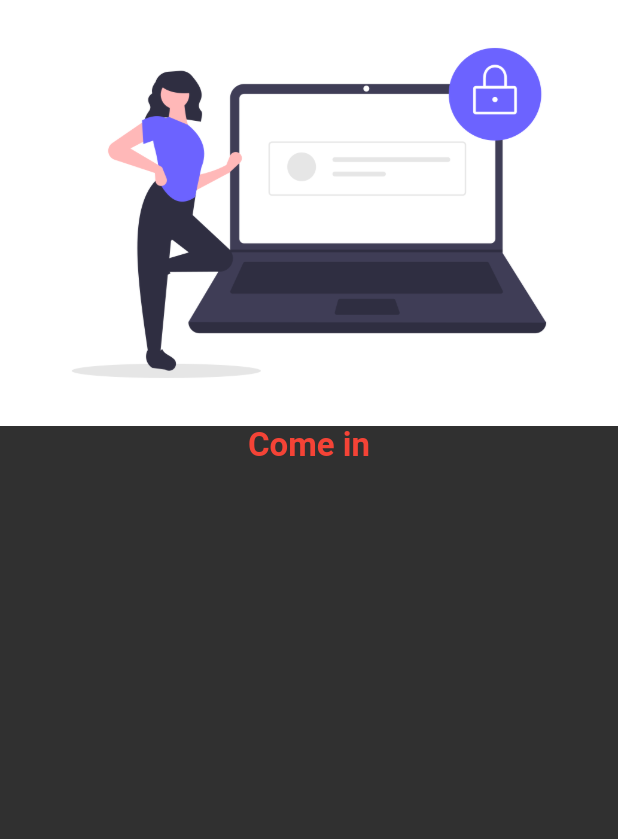
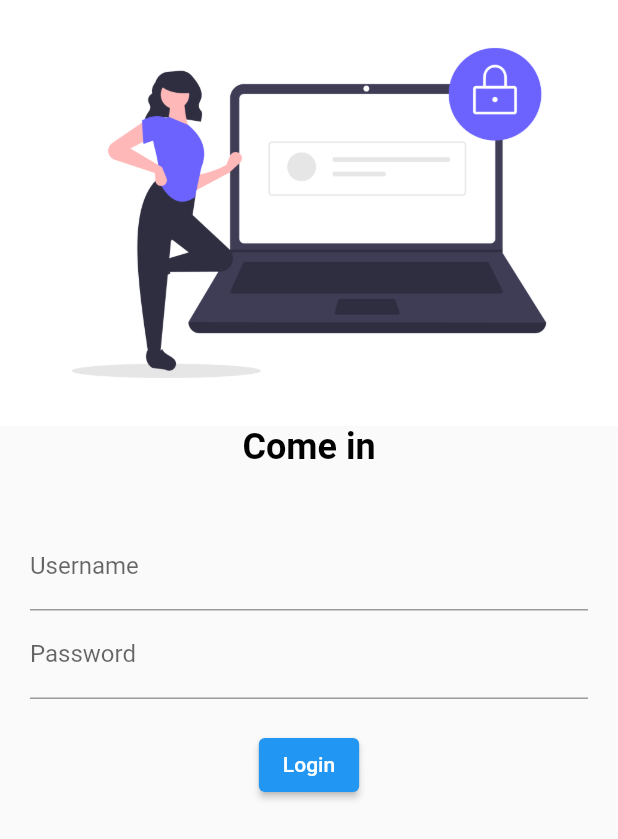
Before and after one commit to nikhlu07/flutter, a Flutter app: the screen it shows after launch, on a phone screen of 412 x 824 dp. Shown: the top 839 px of the screen. Run offline on Flutter 3.47's test engine with Material 2 defaults, Android fonts, the phone set to English and light mode, and no system bars; our stand-ins replace google_fonts.

Commit message:
flutter 3

```diff
--- a/lib/main.dart
+++ b/lib/main.dart
@@ -8,17 +8,17 @@ void main(){
 class MyApp extends StatelessWidget{
   @override
   Widget build(BuildContext context){
-
     return MaterialApp(
       // home:HomePage(),
-      theme: ThemeData(
-        primarySwatch: Colors.yellow,
-        fontFamily: GoogleFonts.lato().fontFamily,
-        ),
-      themeMode: ThemeMode.dark,
-      darkTheme:ThemeData(
-        brightness:Brightness.dark,
-      ),
+  //     theme: ThemeData(
+  //       primarySwatch: Colors.yellow,
+  //       fontFamily: GoogleFonts.ooohBaby().fontFamily,
+  // ),
+
+      // themeMode: ThemeMode.dark,
+      // darkTheme:ThemeData(
+      //   brightness:Brightness.dark,
+      // ),
       // initialRoute:"/home",
       routes: {
         "/": (context)=> LoginPage(),
--- a/lib/pages/home.dart
+++ b/lib/pages/home.dart
@@ -9,7 +9,7 @@ class HomePage extends StatelessWidget{
       ),
         body:Center(
           child:Container(
-            child: Text("My name is nikhil sharma = $days"),
+            child: Text("My name is nikhil sharma "),
           ),
         ),
         drawer:Drawer(),
--- a/lib/pages/login_page.dart
+++ b/lib/pages/login_page.dart
@@ -1,5 +1,7 @@
 // import 'dart:html';
+
 import 'package:flutter/material.dart';
+import 'package:google_fonts/google_fonts.dart';
 class LoginPage extends StatelessWidget{
   @override
   Widget build(BuildContext context){
@@ -9,13 +11,43 @@ class LoginPage extends StatelessWidget{
         fit:BoxFit.cover,
         ),
         Text("Come in",
-        style:TextStyle(color:Colors.red,
-        fontSize:22,
+        style:TextStyle(color:Colors.black,
+        fontSize:24,
+        // fontFamily: "assets\fonts\OoohBaby-Regular.ttf",
         fontWeight: FontWeight.bold,
         ),
-        )
+        ),
+        SizedBox(
+          height: 20.0,
+        ),
+        Padding(
+          padding:
+          const EdgeInsets.symmetric(vertical :16.0, horizontal:20.0),
+        child: Column(
+         children:[
+        TextFormField(
+          // obscureText:true,
+          decoration: InputDecoration(
+          hintText: "Enter Username",
+          labelText: "Username",),
+        ),
+        TextFormField(
+          obscureText:true,
+          decoration: InputDecoration(
+          hintText: "Enter Password",
+          labelText: "Password",),
+        ),
+        SizedBox(height:20.0,),
+        ElevatedButton(
+          child:Text("Login"),
+          style:TextButton.styleFrom(),
+          onPressed:(){
+            print("Hi User");
+          }),
       ],
-      )
-    );
+      ),
+        ),
+      ],
+    ));
   }
 }
--- a/pubspec.yaml
+++ b/pubspec.yaml
@@ -78,9 +78,7 @@ flutter:
   # fonts:
   #   - family: Schyler
   #     fonts:
-  #       - asset: fonts/Schyler-Regular.ttf
-  #       - asset: fonts/Schyler-Italic.ttf
-  #         style: italic
+  #       - asset: /assets/fonts/
   #   - family: Trajan Pro
   #     fonts:
   #       - asset: fonts/TrajanPro.ttf
```
Also changed, not shown: assets/fonts/OoohBaby-Regular.ttf (added).
